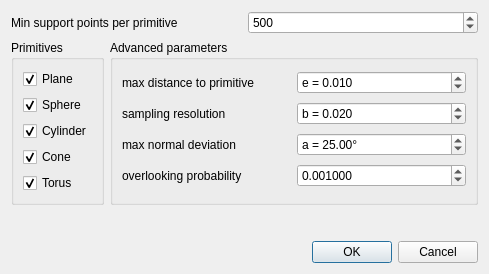
First picture: the form in plugins/core/Standard/qRANSAC_SD/ui/ransacSDDlg.ui, repository CloudCompare/CloudCompare, before the edit.
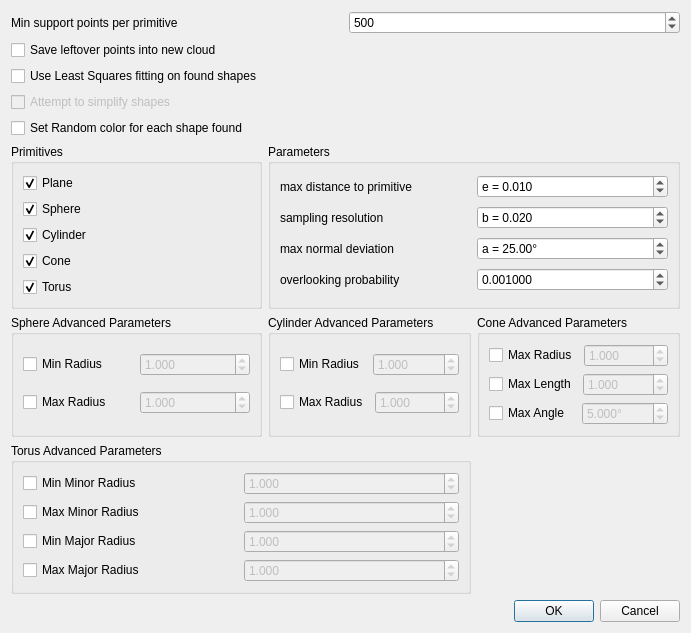
Second picture: the form after the edit. Icons and pictures are not drawn.

Commit message: RANSAC First cut at making some improvements. (#1274)

Patch:
```diff
--- a/plugins/core/Standard/qRANSAC_SD/ui/ransacSDDlg.ui
+++ b/plugins/core/Standard/qRANSAC_SD/ui/ransacSDDlg.ui
@@ -6,8 +6,8 @@
    <rect>
     <x>0</x>
     <y>0</y>
-    <width>489</width>
-    <height>274</height>
+    <width>656</width>
+    <height>579</height>
    </rect>
   </property>
   <property name="windowTitle">
@@ -18,7 +18,7 @@
     <normaloff>:/CC/plugin/qRANSAC_SD/images/qRANSAC_SD.png</normaloff>:/CC/plugin/images/qRANSAC_SD/qRANSAC_SD.png</iconset>
   </property>
   <layout class="QGridLayout" name="gridLayout">
-   <item row="1" column="0">
+   <item row="5" column="0">
     <widget class="QGroupBox" name="groupBox_2">
      <property name="title">
       <string>Primitives</string>
@@ -77,10 +77,357 @@
      </layout>
     </widget>
    </item>
-   <item row="1" column="1">
+   <item row="11" column="2">
+    <widget class="QGroupBox" name="advancedConeGroupBox">
+     <property name="enabled">
+      <bool>true</bool>
+     </property>
+     <property name="title">
+      <string>Cone Advanced Parameters</string>
+     </property>
+     <property name="flat">
+      <bool>false</bool>
+     </property>
+     <property name="checkable">
+      <bool>false</bool>
+     </property>
+     <layout class="QVBoxLayout" name="verticalLayout_5">
+      <item>
+       <layout class="QHBoxLayout" name="horizontalLayout_8">
+        <item>
+         <widget class="QCheckBox" name="maxConeRadiuscheckBox">
+          <property name="text">
+           <string>Max Radius</string>
+          </property>
+         </widget>
+        </item>
+        <item>
+         <widget class="QDoubleSpinBox" name="maxConeRadiusdoubleSpinBox">
+          <property name="enabled">
+           <bool>false</bool>
+          </property>
+          <property name="decimals">
+           <number>3</number>
+          </property>
+          <property name="minimum">
+           <double>0.001000000000000</double>
+          </property>
+          <property name="maximum">
+           <double>10000.000000000000000</double>
+          </property>
+          <property name="value">
+           <double>1.000000000000000</double>
+          </property>
+         </widget>
+        </item>
+       </layout>
+      </item>
+      <item>
+       <layout class="QHBoxLayout" name="horizontalLayout_10">
+        <item>
+         <widget class="QCheckBox" name="maxConeLengthcheckBox">
+          <property name="text">
+           <string>Max Length</string>
+          </property>
+         </widget>
+        </item>
+        <item>
+         <widget class="QDoubleSpinBox" name="maxConeLengthdoubleSpinBox">
+          <property name="enabled">
+           <bool>false</bool>
+          </property>
+          <property name="decimals">
+           <number>3</number>
+          </property>
+          <property name="minimum">
+           <double>0.001000000000000</double>
+          </property>
+          <property name="maximum">
+           <double>10000.000000000000000</double>
+          </property>
+          <property name="value">
+           <double>1.000000000000000</double>
+          </property>
+         </widget>
+        </item>
+       </layout>
+      </item>
+      <item>
+       <layout class="QHBoxLayout" name="horizontalLayout_11">
+        <item>
+         <widget class="QCheckBox" name="maxConeAnglecheckBox">
+          <property name="text">
+           <string>Max Angle</string>
+          </property>
+         </widget>
+        </item>
+        <item>
+         <widget class="QDoubleSpinBox" name="maxConeAngledoubleSpinBox">
+          <property name="enabled">
+           <bool>false</bool>
+          </property>
+          <property name="suffix">
+           <string>°</string>
+          </property>
+          <property name="decimals">
+           <number>3</number>
+          </property>
+          <property name="minimum">
+           <double>0.001000000000000</double>
+          </property>
+          <property name="maximum">
+           <double>90.000000000000000</double>
+          </property>
+          <property name="value">
+           <double>5.000000000000000</double>
+          </property>
+         </widget>
+        </item>
+       </layout>
+      </item>
+     </layout>
+    </widget>
+   </item>
+   <item row="11" column="0">
+    <widget class="QGroupBox" name="groupBox_3">
+     <property name="enabled">
+      <bool>true</bool>
+     </property>
+     <property name="minimumSize">
+      <size>
+       <width>0</width>
+       <height>48</height>
+      </size>
+     </property>
+     <property name="title">
+      <string>Sphere Advanced Parameters</string>
+     </property>
+     <layout class="QVBoxLayout">
+      <item>
+       <layout class="QHBoxLayout">
+        <item>
+         <widget class="QCheckBox" name="minSphereRadiuscheckBox">
+          <property name="text">
+           <string>Min Radius</string>
+          </property>
+         </widget>
+        </item>
+        <item>
+         <widget class="QDoubleSpinBox" name="minSphereRadiusdoubleSpinBox">
+          <property name="enabled">
+           <bool>false</bool>
+          </property>
+          <property name="decimals">
+           <number>3</number>
+          </property>
+          <property name="minimum">
+           <double>0.001000000000000</double>
+          </property>
+          <property name="maximum">
+           <double>10000.000000000000000</double>
+          </property>
+          <property name="value">
+           <double>1.000000000000000</double>
+          </property>
+         </widget>
+        </item>
+       </layout>
+      </item>
+      <item>
+       <layout class="QHBoxLayout" name="horizontalLayout_6">
+        <item>
+         <widget class="QCheckBox" name="maxSphereRadiuscheckBox">
+          <property name="text">
+           <string>Max Radius</string>
+          </property>
+         </widget>
+        </item>
+        <item>
+         <widget class="QDoubleSpinBox" name="maxSphereRadiusdoubleSpinBox">
+          <property name="enabled">
+           <bool>false</bool>
+          </property>
+          <property name="decimals">
+           <number>3</number>
+          </property>
+          <property name="minimum">
+           <double>0.001000000000000</double>
+          </property>
+          <property name="maximum">
+           <double>10000.000000000000000</double>
+          </property>
+          <property name="value">
+           <double>1.000000000000000</double>
+          </property>
+         </widget>
+        </item>
+       </layout>
+      </item>
+     </layout>
+    </widget>
+   </item>
+   <item row="11" column="1">
+    <widget class="QGroupBox" name="groupBox_4">
+     <property name="title">
+      <string>Cylinder Advanced Parameters</string>
+     </property>
+     <layout class="QVBoxLayout" name="verticalLayout_4">
+      <item>
+       <layout class="QHBoxLayout" name="horizontalLayout_9">
+        <item>
+         <widget class="QCheckBox" name="minCylinderRadiuscheckBox">
+          <property name="text">
+           <string>Min Radius</string>
+          </property>
+         </widget>
+        </item>
+        <item>
+         <widget class="QDoubleSpinBox" name="minCylinderRadiusdoubleSpinBox">
+          <property name="enabled">
+           <bool>false</bool>
+          </property>
+          <property name="decimals">
+           <number>3</number>
+          </property>
+          <property name="minimum">
+           <double>0.001000000000000</double>
+          </property>
+          <property name="maximum">
+           <double>10000.000000000000000</double>
+          </property>
+          <property name="value">
+           <double>1.000000000000000</double>
+          </property>
+         </widget>
+        </item>
+       </layout>
+      </item>
+      <item>
+       <layout class="QHBoxLayout" name="horizontalLayout_7">
+        <item>
+         <widget class="QCheckBox" name="maxCylinderRadiuscheckBox">
+          <property name="text">
+           <string>Max Radius</string>
+          </property>
+         </widget>
+        </item>
+        <item>
+         <widget class="QDoubleSpinBox" name="maxCylinderRadiusdoubleSpinBox">
+          <property name="enabled">
+           <bool>false</bool>
+          </property>
+          <property name="decimals">
+           <number>3</number>
+          </property>
+          <property name="minimum">
+           <double>0.001000000000000</double>
+          </property>
+          <property name="maximum">
+           <double>10000.000000000000000</double>
+          </property>
+          <property name="value">
+           <double>1.000000000000000</double>
+          </property>
+         </widget>
+        </item>
+       </layout>
+      </item>
+     </layout>
+    </widget>
+   </item>
+   <item row="1" column="0" colspan="3">
+    <widget class="QCheckBox" name="saveLeftOverscheckBox">
+     <property name="text">
+      <string>Save leftover points into new cloud</string>
+     </property>
+    </widget>
+   </item>
+   <item row="2" column="0">
+    <widget class="QCheckBox" name="allowFittingcheckBox">
+     <property name="text">
+      <string>Use Least Squares fitting on found shapes</string>
+     </property>
+    </widget>
+   </item>
+   <item row="3" column="0" colspan="3">
+    <widget class="QCheckBox" name="simplifyShapescheckBox">
+     <property name="enabled">
+      <bool>false</bool>
+     </property>
+     <property name="toolTip">
+      <string>Will attempt to convert Spheres, Cones, Cylinders and Torus into a simpler shape (for example Cones may be simplified into a Cylinder, Plane, or Sphere)</string>
+     </property>
+     <property name="text">
+      <string>Attempt to simplify shapes</string>
+     </property>
+    </widget>
+   </item>
+   <item row="16" column="2">
+    <widget class="QDialogButtonBox" name="buttonBox">
+     <property name="orientation">
+      <enum>Qt::Horizontal</enum>
+     </property>
+     <property name="standardButtons">
+      <set>QDialogButtonBox::Cancel|QDialogButtonBox::Ok</set>
+     </property>
+    </widget>
+   </item>
+   <item row="10" column="0" colspan="3">
+    <layout class="QVBoxLayout" name="verticalLayout_3"/>
+   </item>
+   <item row="0" column="0" colspan="3">
+    <layout class="QHBoxLayout" name="horizontalLayout_3">
+     <item>
+      <widget class="QLabel" name="label">
+       <property name="text">
+        <string>Min support points per primitive</string>
+       </property>
+      </widget>
+     </item>
+     <item>
+      <widget class="QSpinBox" name="supportPointsSpinBox">
+       <property name="toolTip">
+        <string>This is the minimal number of points required for a primitive</string>
+       </property>
+       <property name="statusTip">
+        <string>This is the minimal number of points required for a primitive</string>
+       </property>
+       <property name="whatsThis">
+        <string>This is the minimal number of points required for a primitive</string>
+       </property>
+       <property name="minimum">
+        <number>10</number>
+       </property>
+       <property name="maximum">
+        <number>1000000000</number>
+       </property>
+       <property name="singleStep">
+        <number>100</number>
+       </property>
+       <property name="value">
+        <number>500</number>
+       </property>
+      </widget>
+     </item>
+    </layout>
+   </item>
+   <item row="14" column="2">
+    <spacer name="verticalSpacer">
+     <property name="orientation">
+      <enum>Qt::Vertical</enum>
+     </property>
+     <property name="sizeHint" stdset="0">
+      <size>
+       <width>20</width>
+       <height>40</height>
+      </size>
+     </property>
+    </spacer>
+   </item>
+   <item row="5" column="1" colspan="2">
     <widget class="QGroupBox" name="groupBox">
      <property name="title">
-      <string>Advanced parameters</string>
+      <string>Parameters</string>
      </property>
      <layout class="QVBoxLayout" name="verticalLayout">
       <item>
@@ -215,64 +562,141 @@
      </layout>
     </widget>
    </item>
-   <item row="0" column="0" colspan="2">
-    <layout class="QHBoxLayout" name="horizontalLayout_3">
-     <item>
-      <widget class="QLabel" name="label">
-       <property name="text">
-        <string>Min support points per primitive</string>
-       </property>
-      </widget>
-     </item>
-     <item>
-      <widget class="QSpinBox" name="supportPointsSpinBox">
-       <property name="toolTip">
-        <string>This is the minimal number of points required for a primitive</string>
-       </property>
-       <property name="statusTip">
-        <string>This is the minimal number of points required for a primitive</string>
-       </property>
-       <property name="whatsThis">
-        <string>This is the minimal number of points required for a primitive</string>
-       </property>
-       <property name="minimum">
-        <number>10</number>
-       </property>
-       <property name="maximum">
-        <number>1000000000</number>
-       </property>
-       <property name="singleStep">
-        <number>100</number>
-       </property>
-       <property name="value">
-        <number>500</number>
-       </property>
-      </widget>
-     </item>
-    </layout>
-   </item>
-   <item row="3" column="1">
-    <widget class="QDialogButtonBox" name="buttonBox">
-     <property name="orientation">
-      <enum>Qt::Horizontal</enum>
+   <item row="14" column="0" colspan="2">
+    <widget class="QGroupBox" name="groupBox_6">
+     <property name="title">
+      <string>Torus Advanced Parameters</string>
      </property>
-     <property name="standardButtons">
-      <set>QDialogButtonBox::Cancel|QDialogButtonBox::Ok</set>
-     </property>
+     <layout class="QVBoxLayout" name="verticalLayout_6">
+      <item>
+       <layout class="QHBoxLayout">
+        <item>
+         <widget class="QCheckBox" name="minTorusMinorRadiuscheckBox">
+          <property name="text">
+           <string>Min Minor Radius</string>
+          </property>
+         </widget>
+        </item>
+        <item>
+         <widget class="QDoubleSpinBox" name="minTorusMinorRadiusdoubleSpinBox">
+          <property name="enabled">
+           <bool>false</bool>
+          </property>
+          <property name="decimals">
+           <number>3</number>
+          </property>
+          <property name="minimum">
+           <double>0.001000000000000</double>
+          </property>
+          <property name="maximum">
+           <double>10000.000000000000000</double>
+          </property>
+          <property name="value">
+           <double>1.000000000000000</double>
+          </property>
+         </widget>
+        </item>
+       </layout>
+      </item>
+      <item>
+       <layout class="QHBoxLayout" name="horizontalLayout_12">
+        <item>
+         <widget class="QCheckBox" name="maxTorusMinorRadiuscheckBox">
+          <property name="text">
+           <string>Max Minor Radius</string>
+          </property>
+         </widget>
+        </item>
+        <item>
+         <widget class="QDoubleSpinBox" name="maxTorusMinorRadiusdoubleSpinBox">
+          <property name="enabled">
+           <bool>false</bool>
+          </property>
+          <property name="decimals">
+           <number>3</number>
+          </property>
+          <property name="minimum">
+           <double>0.001000000000000</double>
+          </property>
+          <property name="maximum">
+           <double>10000.000000000000000</double>
+          </property>
+          <property name="value">
+           <double>1.000000000000000</double>
+          </property>
+         </widget>
+        </item>
+       </layout>
+      </item>
+      <item>
+       <layout class="QHBoxLayout">
+        <item>
+         <widget class="QCheckBox" name="minTorusMajorRadiuscheckBox">
+          <property name="text">
+           <string>Min Major Radius</string>
+          </property>
+         </widget>
+        </item>
+        <item>
+         <widget class="QDoubleSpinBox" name="minTorusMajorRadiusdoubleSpinBox">
+          <property name="enabled">
+           <bool>false</bool>
+          </property>
+          <property name="decimals">
+           <number>3</number>
+          </property>
+          <property name="minimum">
+           <double>0.001000000000000</double>
+          </property>
+          <property name="maximum">
+           <double>10000.000000000000000</double>
+          </property>
+          <property name="value">
+           <double>1.000000000000000</double>
+          </property>
+         </widget>
+        </item>
+       </layout>
+      </item>
+      <item>
+       <layout class="QHBoxLayout" name="horizontalLayout_13">
+        <item>
+         <widget class="QCheckBox" name="maxTorusMajorRadiuscheckBox">
+          <property name="text">
+           <string>Max Major Radius</string>
+          </property>
+         </widget>
+        </item>
+        <item>
+         <widget class="QDoubleSpinBox" name="maxTorusMajorRadiusdoubleSpinBox">
+          <property name="enabled">
+           <bool>false</bool>
+          </property>
+          <property name="decimals">
+           <number>3</number>
+          </property>
+          <property name="minimum">
+           <double>0.001000000000000</double>
+          </property>
+          <property name="maximum">
+           <double>10000.000000000000000</double>
+          </property>
+          <property name="value">
+           <double>1.000000000000000</double>
+          </property>
+         </widget>
+        </item>
+       </layout>
+      </item>
+     </layout>
     </widget>
    </item>
-   <item row="2" column="1">
-    <spacer name="verticalSpacer">
-     <property name="orientation">
-      <enum>Qt::Vertical</enum>
+   <item row="4" column="0">
+    <widget class="QCheckBox" name="randomColorcheckBox">
+     <property name="text">
+      <string>Set Random color for each shape found</string>
      </property>
-     <property name="sizeHint" stdset="0">
-      <size>
-       <width>20</width>
-       <height>40</height>
-      </size>
-     </property>
-    </spacer>
+    </widget>
    </item>
   </layout>
  </widget>
```
Left out of the diff: 260 changed lines with no effect on the pictures. The commit also changes 27 other files.
